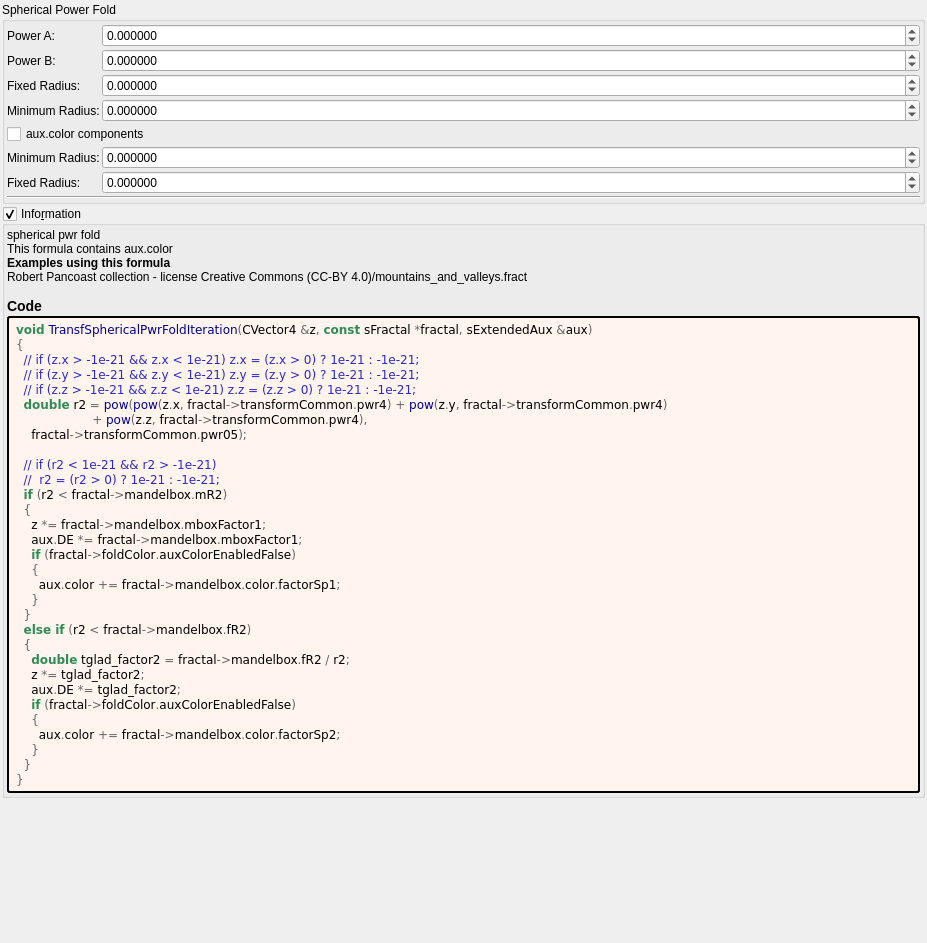
Qt form mandelbulber2/formula/ui/transf_spherical_pwr_fold.ui (buddhi1980/mandelbulber2) before a commit.
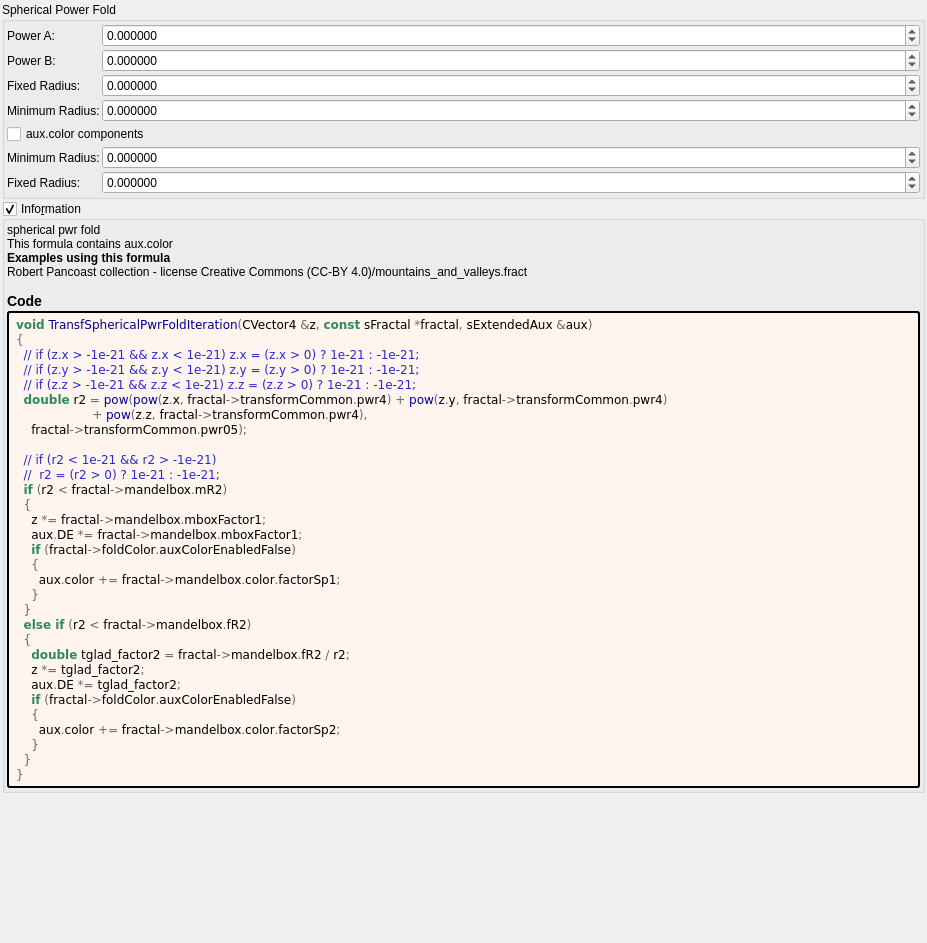
The same form after that commit. Custom widgets are drawn as their Qt base class.

Commit message: transf_spherical_offset_vcl fix plus tidying up

What changed in the file:
```diff
--- a/mandelbulber2/formula/ui/transf_spherical_pwr_fold.ui
+++ b/mandelbulber2/formula/ui/transf_spherical_pwr_fold.ui
@@ -37,7 +37,7 @@
      <property name="checkable">
       <bool>false</bool>
      </property>
-     <layout class="QVBoxLayout" name="verticalLayout_12" stretch="0,0,0">
+     <layout class="QVBoxLayout" name="verticalLayout_12" stretch="0,0">
       <property name="spacing">
        <number>2</number>
       </property>
@@ -284,13 +284,6 @@
         </item>
        </layout>
       </item>
-      <item>
-       <widget class="Line" name="line_13">
-        <property name="orientation">
-         <enum>Qt::Horizontal</enum>
-        </property>
-       </widget>
-      </item>
      </layout>
     </widget>
    </item>
```
Left out of the diff: 2 changed lines with no effect on the pictures. The commit also changes 12 other files.
